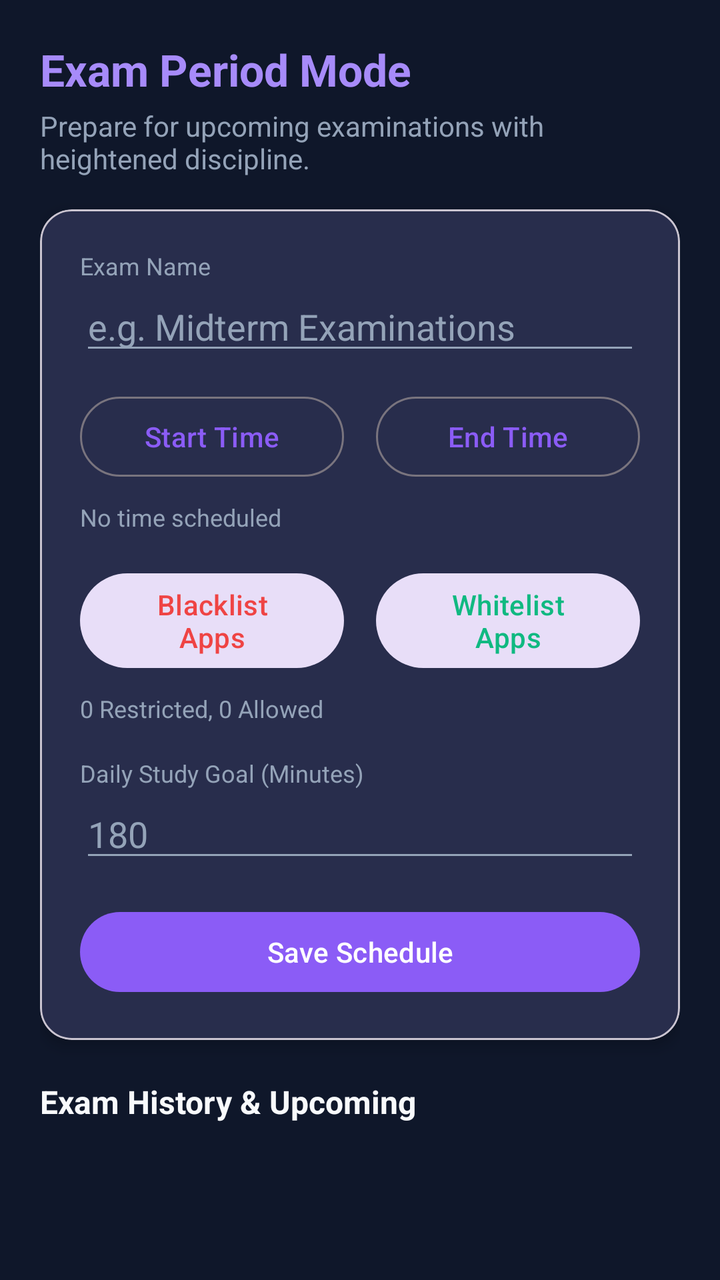
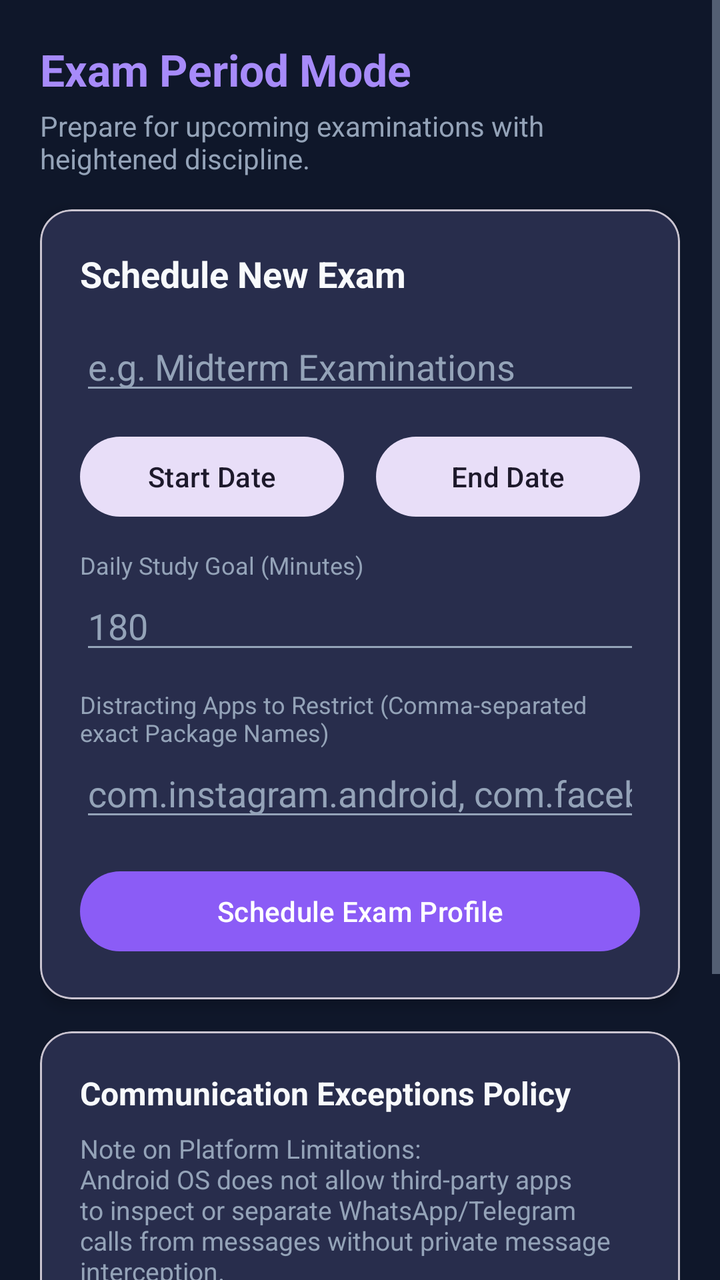

Compare the two renders of this Android layout. The source of the first and the diff that turns it into the second are given below.
<!-- AndroidManifest.xml: application theme Theme.SelfPilot -->
<!-- res/layout/activity_exam_mode.xml -->
<?xml version="1.0" encoding="utf-8"?>
<ScrollView xmlns:android="http://schemas.android.com/apk/res/android"
    xmlns:app="http://schemas.android.com/apk/res-auto"
    android:layout_width="match_parent"
    android:layout_height="match_parent"
    android:background="@color/background_dark"
    android:fillViewport="true">

    <LinearLayout
        android:layout_width="match_parent"
        android:layout_height="wrap_content"
        android:orientation="vertical"
        android:padding="20dp">

        <TextView
            android:layout_width="wrap_content"
            android:layout_height="wrap_content"
            android:text="Exam Period Mode"
            android:textColor="@color/purple_accent_light"
            android:textSize="22sp"
            android:textStyle="bold" />

        <TextView
            android:layout_width="wrap_content"
            android:layout_height="wrap_content"
            android:layout_marginTop="4dp"
            android:text="Prepare for upcoming examinations with heightened discipline."
            android:textColor="@color/text_secondary"
            android:textSize="14sp" />

        
        <com.google.android.material.card.MaterialCardView
            android:layout_width="match_parent"
            android:layout_height="wrap_content"
            android:layout_marginTop="16dp"
            app:cardBackgroundColor="@color/card_background"
            app:cardCornerRadius="16dp"
            app:cardElevation="4dp">

            <LinearLayout
                android:layout_width="match_parent"
                android:layout_height="wrap_content"
                android:orientation="vertical"
                android:padding="20dp">

                <TextView
                    android:layout_width="wrap_content"
                    android:layout_height="wrap_content"
                    android:text="Exam Name"
                    android:textColor="@color/text_secondary"
                    android:textSize="12sp" />

                <EditText
                    android:id="@+id/etExamName"
                    android:layout_width="match_parent"
                    android:layout_height="wrap_content"
                    android:hint="e.g. Midterm Examinations"
                    android:textColor="@color/text_primary"
                    android:textColorHint="@color/text_secondary" />

                
                <LinearLayout
                    android:layout_width="match_parent"
                    android:layout_height="wrap_content"
                    android:layout_marginTop="12dp"
                    android:orientation="horizontal">

                    <Button
                        android:id="@+id/btnSetStartDate"
                        style="@style/Widget.Material3.Button.OutlinedButton"
                        android:layout_width="0dp"
                        android:layout_weight="1"
                        android:layout_height="wrap_content"
                        android:layout_marginEnd="8dp"
                        android:text="Start Time" />

                    <Button
                        android:id="@+id/btnSetEndDate"
                        style="@style/Widget.Material3.Button.OutlinedButton"
                        android:layout_width="0dp"
                        android:layout_weight="1"
                        android:layout_height="wrap_content"
                        android:layout_marginStart="8dp"
                        android:text="End Time" />
                </LinearLayout>

                <TextView
                    android:id="@+id/tvExamTimeSummary"
                    android:layout_width="wrap_content"
                    android:layout_height="wrap_content"
                    android:layout_marginTop="8dp"
                    android:text="No time scheduled"
                    android:textColor="@color/text_secondary"
                    android:textSize="12sp" />

                
                <LinearLayout
                    android:layout_width="match_parent"
                    android:layout_height="wrap_content"
                    android:layout_marginTop="16dp"
                    android:orientation="horizontal">

                    <Button
                        android:id="@+id/btnSelectRestricted"
                        style="@style/Widget.Material3.Button.TonalButton"
                        android:layout_width="0dp"
                        android:layout_weight="1"
                        android:layout_height="wrap_content"
                        android:layout_marginEnd="8dp"
                        android:text="Blacklist Apps"
                        android:textColor="@color/error_red" />

                    <Button
                        android:id="@+id/btnSelectAllowed"
                        style="@style/Widget.Material3.Button.TonalButton"
                        android:layout_width="0dp"
                        android:layout_weight="1"
                        android:layout_height="wrap_content"
                        android:layout_marginStart="8dp"
                        android:text="Whitelist Apps"
                        android:textColor="@color/success_green" />
                </LinearLayout>

                <TextView
                    android:id="@+id/tvAppSelectionSummary"
                    android:layout_width="wrap_content"
                    android:layout_height="wrap_content"
                    android:layout_marginTop="8dp"
                    android:text="0 Restricted, 0 Allowed"
                    android:textColor="@color/text_secondary"
                    android:textSize="12sp" />

                <TextView
                    android:layout_width="wrap_content"
                    android:layout_height="wrap_content"
                    android:layout_marginTop="16dp"
                    android:text="Daily Study Goal (Minutes)"
                    android:textColor="@color/text_secondary"
                    android:textSize="12sp" />

                <EditText
                    android:id="@+id/etExamDailyGoal"
                    android:layout_width="match_parent"
                    android:layout_height="wrap_content"
                    android:hint="180"
                    android:inputType="number"
                    android:textColor="@color/text_primary"
                    android:textColorHint="@color/text_secondary" />

                <Button
                    android:id="@+id/btnSaveExam"
                    android:layout_width="match_parent"
                    android:layout_height="wrap_content"
                    android:layout_marginTop="16dp"
                    android:text="Save Schedule" />

            </LinearLayout>
        </com.google.android.material.card.MaterialCardView>

        
        <TextView
            android:layout_width="wrap_content"
            android:layout_height="wrap_content"
            android:layout_marginTop="20dp"
            android:text="Exam History &amp; Upcoming"
            android:textColor="@color/text_primary"
            android:textSize="16sp"
            android:textStyle="bold" />

        <androidx.recyclerview.widget.RecyclerView
            android:id="@+id/rvExamHistory"
            android:layout_width="match_parent"
            android:layout_height="wrap_content"
            android:layout_marginTop="8dp"
            android:nestedScrollingEnabled="false"
            app:layoutManager="androidx.recyclerview.widget.LinearLayoutManager" />

    </LinearLayout>
</ScrollView>
<!-- resources referenced by this layout -->
<resources>
  <color name="background_dark">#0F172A</color>
  <color name="card_background">#1E293B</color>
  <color name="error_red">#EF4444</color>
  <color name="purple_accent_light">#A78BFA</color>
  <color name="success_green">#10B981</color>
  <color name="text_primary">#F8FAFC</color>
  <color name="text_secondary">#94A3B8</color>
  <style name="Theme.SelfPilot" parent="Base.Theme.SelfPilot" />
  <style name="Base.Theme.SelfPilot" parent="Theme.Material3.DayNight.NoActionBar">
          
          <item name="colorPrimary">@color/purple_accent</item>
          <item name="colorPrimaryVariant">@color/electric_blue</item>
          <item name="colorOnPrimary">@color/white</item>
          <item name="colorSecondary">@color/electric_blue</item>
          <item name="colorSecondaryVariant">@color/purple_accent_light</item>
          <item name="colorOnSecondary">@color/white</item>
          <item name="android:colorBackground">@color/background_dark</item>
          <item name="colorSurface">@color/card_background</item>
          <item name="colorOnSurface">@color/text_primary</item>
          <item name="android:textColorPrimary">@color/text_primary</item>
          <item name="android:textColorSecondary">@color/text_secondary</item>
          <item name="android:statusBarColor">@color/background_dark</item>
          <item name="android:navigationBarColor">@color/background_dark</item>
          <item name="bottomNavigationStyle">@style/Widget.MaterialComponents.BottomNavigationView.Colored</item>
      </style>
  <color name="purple_accent">#8B5CF6</color>
  <color name="electric_blue">#3B82F6</color>
  <color name="white">#FFFFFFFF</color>
</resources>

<!-- the commit's change to res/layout/activity_exam_mode.xml (unified diff, before → after) -->
@@ -1,179 +1,232 @@
 <?xml version="1.0" encoding="utf-8"?>
-<ScrollView xmlns:android="http://schemas.android.com/apk/res/android"
+<androidx.coordinatorlayout.widget.CoordinatorLayout xmlns:android="http://schemas.android.com/apk/res/android"
     xmlns:app="http://schemas.android.com/apk/res-auto"
     android:layout_width="match_parent"
     android:layout_height="match_parent"
-    android:background="@color/background_dark"
-    android:fillViewport="true">
-
-    <LinearLayout
+    android:background="@color/background_dark">
+
+    <ScrollView
         android:layout_width="match_parent"
-        android:layout_height="wrap_content"
-        android:orientation="vertical"
-        android:padding="20dp">
-
-        <TextView
-            android:layout_width="wrap_content"
-            android:layout_height="wrap_content"
-            android:text="Exam Period Mode"
-            android:textColor="@color/purple_accent_light"
-            android:textSize="22sp"
-            android:textStyle="bold" />
-
-        <TextView
-            android:layout_width="wrap_content"
-            android:layout_height="wrap_content"
-            android:layout_marginTop="4dp"
-            android:text="Prepare for upcoming examinations with heightened discipline."
-            android:textColor="@color/text_secondary"
-            android:textSize="14sp" />
-
-        
-        <com.google.android.material.card.MaterialCardView
+        android:layout_height="match_parent"
+        android:fillViewport="true">
+
+        <LinearLayout
             android:layout_width="match_parent"
             android:layout_height="wrap_content"
-            android:layout_marginTop="16dp"
-            app:cardBackgroundColor="@color/card_background"
-            app:cardCornerRadius="16dp"
-            app:cardElevation="4dp">
-
-            <LinearLayout
+            android:orientation="vertical"
+            android:padding="20dp">
+
+            <TextView
+                android:layout_width="wrap_content"
+                android:layout_height="wrap_content"
+                android:text="Exam Period Mode"
+                android:textColor="@color/purple_accent_light"
+                android:textSize="22sp"
+                android:textStyle="bold" />
+
+            <TextView
+                android:layout_width="wrap_content"
+                android:layout_height="wrap_content"
+                android:layout_marginTop="4dp"
+                android:text="Prepare for upcoming examinations with heightened discipline."
+                android:textColor="@color/text_secondary"
+                android:textSize="14sp" />
+
+            <com.google.android.material.card.MaterialCardView
+                android:id="@+id/cardActiveExam"
                 android:layout_width="match_parent"
                 android:layout_height="wrap_content"
-                android:orientation="vertical"
-                android:padding="20dp">
-
-                <TextView
-                    android:layout_width="wrap_content"
-                    android:layout_height="wrap_content"
-                    android:text="Exam Name"
-                    android:textColor="@color/text_secondary"
-                    android:textSize="12sp" />
-
-                <EditText
-                    android:id="@+id/etExamName"
-                    android:layout_width="match_parent"
-                    android:layout_height="wrap_content"
-                    android:hint="e.g. Midterm Examinations"
-                    android:textColor="@color/text_primary"
-                    android:textColorHint="@color/text_secondary" />
-
-                
+                android:layout_marginTop="16dp"
+                app:cardBackgroundColor="@color/card_background"
+                app:cardCornerRadius="16dp"
+                app:cardElevation="4dp"
+                app:strokeColor="@color/success_green"
+                app:strokeWidth="1dp"
+                android:visibility="gone">
+
                 <LinearLayout
                     android:layout_width="match_parent"
                     android:layout_height="wrap_content"
-                    android:layout_marginTop="12dp"
-                    android:orientation="horizontal">
+                    android:orientation="vertical"
+                    android:padding="20dp">
+
+                    <TextView
+                        android:layout_width="wrap_content"
+                        android:layout_height="wrap_content"
+                        android:text="Currently Active Exam"
+                        android:textColor="@color/success_green"
+                        android:textSize="14sp"
+                        android:textStyle="bold" />
+
+                    <TextView
+                        android:id="@+id/tvActiveExamName"
+                        android:layout_width="wrap_content"
+                        android:layout_height="wrap_content"
+                        android:layout_marginTop="8dp"
+                        android:text="Final Exams"
+                        android:textColor="@color/text_primary"
+                        android:textSize="20sp"
+                        android:textStyle="bold" />
+
+                    <TextView
+                        android:id="@+id/tvActiveExamGoal"
+                        android:layout_width="wrap_content"
+                        android:layout_height="wrap_content"
+                        android:layout_marginTop="4dp"
+                        android:text="Daily Goal: 180 Mins"
+                        android:textColor="@color/text_secondary"
+                        android:textSize="14sp" />
 
                     <Button
-                        android:id="@+id/btnSetStartDate"
+                        android:id="@+id/btnCancelActiveExam"
                         style="@style/Widget.Material3.Button.OutlinedButton"
-                        android:layout_width="0dp"
-                        android:layout_weight="1"
-                        android:layout_height="wrap_content"
-                        android:layout_marginEnd="8dp"
-                        android:text="Start Time" />
-
-                    <Button
-                        android:id="@+id/btnSetEndDate"
-                        style="@style/Widget.Material3.Button.OutlinedButton"
-                        android:layout_width="0dp"
-                        android:layout_weight="1"
-                        android:layout_height="wrap_content"
-                        android:layout_marginStart="8dp"
-                        android:text="End Time" />
+                        android:layout_width="match_parent"
+                        android:layout_height="wrap_content"
+                        android:layout_marginTop="16dp"
+                        android:text="Cancel Exam Mode Early"
+                        android:textColor="@color/error_red" />
+
                 </LinearLayout>
-
-                <TextView
-                    android:id="@+id/tvExamTimeSummary"
-                    android:layout_width="wrap_content"
-                    android:layout_height="wrap_content"
-                    android:layout_marginTop="8dp"
-                    android:text="No time scheduled"
-                    android:textColor="@color/text_secondary"
-                    android:textSize="12sp" />
-
-                
+            </com.google.android.material.card.MaterialCardView>
+
+            
+            <com.google.android.material.card.MaterialCardView
+                android:layout_width="match_parent"
+                android:layout_height="wrap_content"
+                android:layout_marginTop="16dp"
+                app:cardBackgroundColor="@color/card_background"
+                app:cardCornerRadius="16dp"
+                app:cardElevation="4dp">
+
                 <LinearLayout
                     android:layout_width="match_parent"
                     android:layout_height="wrap_content"
-                    android:layout_marginTop="16dp"
-                    android:orientation="horizontal">
+                    android:orientation="vertical"
+                    android:padding="20dp">
+
+                    <TextView
+                        android:layout_width="wrap_content"
+                        android:layout_height="wrap_content"
+                        android:text="Schedule New Exam"
+                        android:textColor="@color/text_primary"
+                        android:textSize="18sp"
+                        android:textStyle="bold" />
+
+                    <EditText
+                        android:id="@+id/etExamName"
+                        android:layout_width="match_parent"
+                        android:layout_height="wrap_content"
+                        android:layout_marginTop="12dp"
+                        android:hint="e.g. Midterm Examinations"
+                        android:inputType="text"
+                        android:textColor="@color/text_primary"
+                        android:textColorHint="@color/text_secondary" />
+
+                    <LinearLayout
+                        android:layout_width="match_parent"
+                        android:layout_height="wrap_content"
+                        android:layout_marginTop="12dp"
+                        android:orientation="horizontal">
+
+                        <Button
+                            android:id="@+id/btnPickStartDate"
+                            style="@style/Widget.Material3.Button.TonalButton"
+                            android:layout_width="0dp"
+                            android:layout_height="wrap_content"
+                            android:layout_weight="1"
+                            android:layout_marginEnd="8dp"
+                            android:text="Start Date" />
+
+                        <Button
+                            android:id="@+id/btnPickEndDate"
+                            style="@style/Widget.Material3.Button.TonalButton"
+                            android:layout_width="0dp"
+                            android:layout_height="wrap_content"
+                            android:layout_weight="1"
+                            android:layout_marginStart="8dp"
+                            android:text="End Date" />
+
+                    </LinearLayout>
+
+                    <TextView
+                        android:layout_width="wrap_content"
+                        android:layout_height="wrap_content"
+                        android:layout_marginTop="12dp"
+                        android:text="Daily Study Goal (Minutes)"
+                        android:textColor="@color/text_secondary"
+                        android:textSize="12sp" />
+
+                    <EditText
+                        android:id="@+id/etExamDailyGoal"
+                        android:layout_width="match_parent"
+                        android:layout_height="wrap_content"
+                        android:hint="180"
+                        android:inputType="number"
+                        android:textColor="@color/text_primary"
+                        android:textColorHint="@color/text_secondary" />
+
+                    <TextView
+                        android:layout_width="wrap_content"
+                        android:layout_height="wrap_content"
+                        android:layout_marginTop="12dp"
+                        android:text="Distracting Apps to Restrict (Comma-separated exact Package Names)"
+                        android:textColor="@color/text_secondary"
+                        android:textSize="12sp" />
+
+                    <EditText
+                        android:id="@+id/etRestrictedPackagesCsv"
+                        android:layout_width="match_parent"
+                        android:layout_height="wrap_content"
+                        android:hint="com.instagram.android, com.facebook.katana"
+                        android:inputType="text"
+                        android:textColor="@color/text_primary"
+                        android:textColorHint="@color/text_secondary" />
 
                     <Button
-                        android:id="@+id/btnSelectRestricted"
-                        style="@style/Widget.Material3.Button.TonalButton"
-                        android:layout_width="0dp"
-                        android:layout_weight="1"
-                        android:layout_height="wrap_content"
-                        android:layout_marginEnd="8dp"
-                        android:text="Blacklist Apps"
-                        android:textColor="@color/error_red" />
-
-                    <Button
-                        android:id="@+id/btnSelectAllowed"
-                        style="@style/Widget.Material3.Button.TonalButton"
-                        android:layout_width="0dp"
-                        android:layout_weight="1"
-                        android:layout_height="wrap_content"
-                        android:layout_marginStart="8dp"
-                        android:text="Whitelist Apps"
-                        android:textColor="@color/success_green" />
+                        android:id="@+id/btnSaveExam"
+                        android:layout_width="match_parent"
+                        android:layout_height="wrap_content"
+                        android:layout_marginTop="16dp"
+                        android:text="Schedule Exam Profile" />
+
                 </LinearLayout>
-
-                <TextView
-                    android:id="@+id/tvAppSelectionSummary"
-                    android:layout_width="wrap_content"
-                    android:layout_height="wrap_content"
-                    android:layout_marginTop="8dp"
-                    android:text="0 Restricted, 0 Allowed"
-                    android:textColor="@color/text_secondary"
-                    android:textSize="12sp" />
-
-                <TextView
-                    android:layout_width="wrap_content"
-                    android:layout_height="wrap_content"
-                    android:layout_marginTop="16dp"
-                    android:text="Daily Study Goal (Minutes)"
-                    android:textColor="@color/text_secondary"
-                    android:textSize="12sp" />
-
-                <EditText
-                    android:id="@+id/etExamDailyGoal"
+            </com.google.android.material.card.MaterialCardView>
+
+            
+            <com.google.android.material.card.MaterialCardView
+                android:layout_width="match_parent"
+                android:layout_height="wrap_content"
+                android:layout_marginTop="16dp"
+                android:layout_marginBottom="80dp"
+                app:cardBackgroundColor="@color/card_background"
+                app:cardCornerRadius="16dp"
+                app:cardElevation="4dp">
+
+                <LinearLayout
                     android:layout_width="match_parent"
                     android:layout_height="wrap_content"
-                    android:hint="180"
-                    android:inputType="number"
-                    android:textColor="@color/text_primary"
-                    android:textColorHint="@color/text_secondary" />
-
-                <Button
-                    android:id="@+id/btnSaveExam"
-                    android:layout_width="match_parent"
-                    android:layout_height="wrap_content"
-                    android:layout_marginTop="16dp"
-                    android:text="Save Schedule" />
-
-            </LinearLayout>
-        </com.google.android.material.card.MaterialCardView>
-
-        
-        <TextView
-            android:layout_width="wrap_content"
-            android:layout_height="wrap_content"
-            android:layout_marginTop="20dp"
-            android:text="Exam History &amp; Upcoming"
-            android:textColor="@color/text_primary"
-            android:textSize="16sp"
-            android:textStyle="bold" />
-
-        <androidx.recyclerview.widget.RecyclerView
-            android:id="@+id/rvExamHistory"
-            android:layout_width="match_parent"
-            android:layout_height="wrap_content"
-            android:layout_marginTop="8dp"
-            android:nestedScrollingEnabled="false"
-            app:layoutManager="androidx.recyclerview.widget.LinearLayoutManager" />
-
-    </LinearLayout>
-</ScrollView>
+                    android:orientation="vertical"
+                    android:padding="20dp">
+
+                    <TextView
+                        android:layout_width="wrap_content"
+                        android:layout_height="wrap_content"
+                        android:text="Communication Exceptions Policy"
+                        android:textColor="@color/text_primary"
+                        android:textSize="16sp"
+                        android:textStyle="bold" />
+
+                    <TextView
+                        android:layout_width="wrap_content"
+                        android:layout_height="wrap_content"
+                        android:layout_marginTop="8dp"
+                        android:text="Note on Platform Limitations:\nAndroid OS does not allow third-party apps to inspect or separate WhatsApp/Telegram calls from messages without private message interception.\n\nRecommended Setup:\nAllow essential messaging apps during study breaks, or configure quiet hours in Android Notification Settings for critical contacts."
+                        android:textColor="@color/text_secondary"
+                        android:textSize="13sp" />
+
+                </LinearLayout>
+            </com.google.android.material.card.MaterialCardView>
+
+        </LinearLayout>
+    </ScrollView>
+</androidx.coordinatorlayout.widget.CoordinatorLayout>
